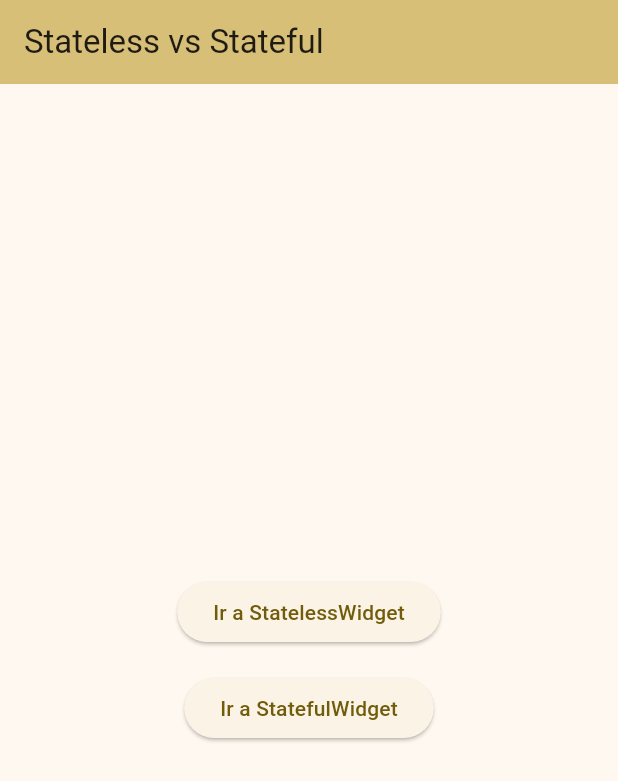
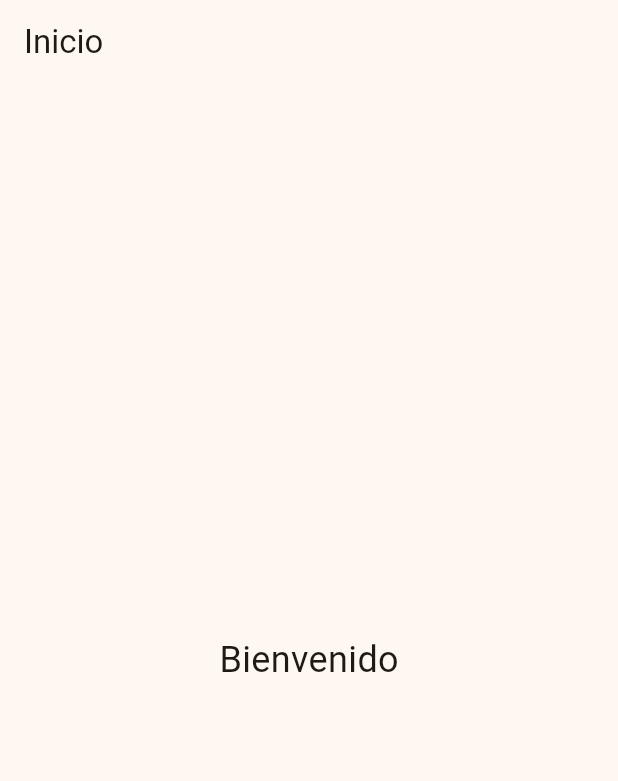
Before and after one commit to virden18/vdenis-flutter-002, a Flutter app: the screen it shows after launch, on a phone screen of 412 x 824 dp. Shown: the top 781 px of the screen. Run offline on Flutter 3.47's test engine with Material 3 defaults, Android fonts, the light colour scheme and no system bars.

Commit message:
Crear una aplicación con tres pantallas
Se han creadco tres pantallas: Acerca de, Contacto e Inicio.

Actualmente aún no se permite navegar entre pantallas, pero se han
creado los archivos necesarios para cada pantalla. Solo se muestra
la pantalla de inicio.

```diff
--- a/lib/main.dart
+++ b/lib/main.dart
@@ -1,5 +1,5 @@
 import 'package:flutter/material.dart';
-import 'package:vdenis_flutter_002/views/home_screen.dart';
+import 'package:vdenis_flutter_002/views/inicio_screen.dart';
 
 void main() {
   runApp(const MyApp());
@@ -13,7 +13,7 @@ class MyApp extends StatelessWidget {
     return MaterialApp(
       title: 'Stateless vs Stateful',
       theme: ThemeData(colorScheme : ColorScheme.fromSeed(seedColor:Color.fromARGB(255, 215, 191, 120))),
-      home: const HomeScreen(),
+      home: const InicioScreen(),
     );
   }
 }
--- a/lib/views/home_screen.dart
+++ /dev/null
@@ -1,42 +0,0 @@
-import 'package:flutter/material.dart';
-import 'package:vdenis_flutter_002/views/stateful_widget.dart';
-import 'package:vdenis_flutter_002/views/stateless_widget.dart';
-
-class HomeScreen extends StatelessWidget {
-  const HomeScreen({super.key});
-
-  @override
-  Widget build(BuildContext context) {
-    return Scaffold(
-      appBar: AppBar(
-        title: const Text('Stateless vs Stateful'),
-        backgroundColor: const Color.fromARGB(255, 215, 191, 120),),
-      body: Center(
-        child: Column(
-          mainAxisAlignment: MainAxisAlignment.center,
-          children: [
-            ElevatedButton(
-              onPressed: () {
-                Navigator.push(
-                  context,
-                  MaterialPageRoute(builder: (context) => MyStatelessWidget()),
-                );
-              },
-              child: const Text('Ir a StatelessWidget'),
-            ),
-            const SizedBox(height: 16),
-            ElevatedButton(
-              onPressed: () {
-                Navigator.push(
-                  context,
-                  MaterialPageRoute(builder: (context) => CounterScreen()),
-                );
-              },
-              child: const Text('Ir a StatefulWidget'),
-            ),
-          ],
-        ),
-      ),
-    );
-  }
-}
--- /dev/null
+++ b/lib/views/inicio_screen.dart
@@ -0,0 +1,20 @@
+import 'package:flutter/material.dart';
+
+class InicioScreen extends StatelessWidget {
+  const InicioScreen({super.key});
+
+  @override
+  Widget build(BuildContext context) {
+    return Scaffold(
+      appBar: AppBar(
+        title: const Text('Inicio'),
+      ),
+      body: const Center(
+        child: Text(
+          'Bienvenido',
+          style: TextStyle(fontSize: 24),
+        ),
+      ),
+    );
+  }
+}
```
Also changed, not shown: lib/views/acercade_screen.dart (added, +20 -0 lines), lib/views/contacto_screen.dart (renamed from lib/views/stateless_widget.dart, +6 -4 lines), lib/views/stateful_widget.dart (deleted, +0 -70 lines).
